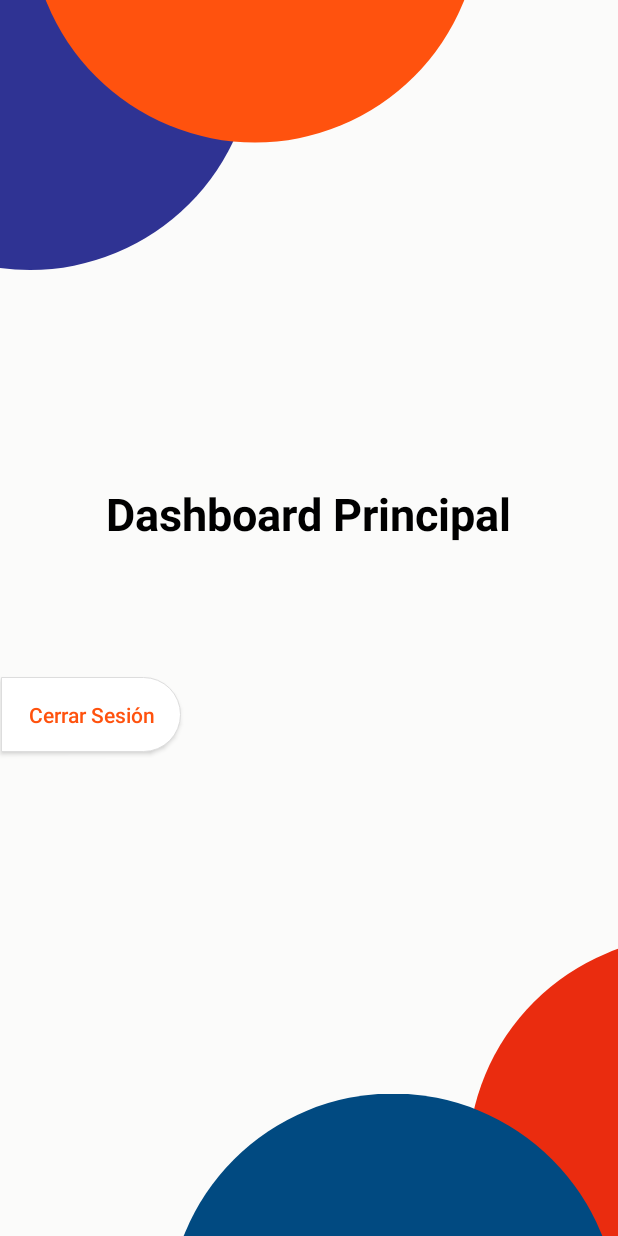
After one commit to NiltonRamosE/aplicaciones_moviles_projects, an Android app: the layout home_layout.xml on its own in the app's theme, with its tools: preview values and no code run, on a phone screen of 412 x 824 dp. The commit adds this screen. Run offline under Robolectric (Android 15) with nearby library versions, the phone set to English and light mode, and no system bars.

Commit message:
feat: login redirect home and logout

```diff
--- a/S01_AuthUI/app/src/main/AndroidManifest.xml
+++ b/S01_AuthUI/app/src/main/AndroidManifest.xml
@@ -22,6 +22,7 @@
             </intent-filter>
         </activity>
         <activity android:name=".RegisterActivity" />
+        <activity android:name=".HomeActivity" />
     </application>
 
 </manifest>
--- /dev/null
+++ b/S01_AuthUI/app/src/main/java/com/example/s01_authui/HomeActivity.java
@@ -0,0 +1,47 @@
+package com.example.s01_authui;
+
+import android.content.Intent;
+import android.content.SharedPreferences;
+import android.os.Bundle;
+import android.view.View;
+import android.widget.Button;
+import android.widget.TextView;
+import android.widget.Toast;
+
+import androidx.appcompat.app.AppCompatActivity;
+
+public class HomeActivity extends AppCompatActivity {
+    @Override
+    protected void onCreate(Bundle savedInstanceState) {
+        super.onCreate(savedInstanceState);
+        setContentView(R.layout.home_layout);
+
+        SharedPreferences prefs = getSharedPreferences("user_prefs", MODE_PRIVATE);
+        String savedUsername = prefs.getString("username", null);
+        String savedEmail = prefs.getString("email", null);
+        String savedPassword = prefs.getString("password", null);
+
+        TextView messageTv = findViewById(R.id.message_welcome_tv);
+
+        String welcome = getString(R.string.welcome_message, savedUsername);
+        messageTv.setText(welcome);
+
+        Button logoutBtn = findViewById(R.id.logout_btn);
+        logoutBtn.setOnClickListener(new View.OnClickListener() {
+            @Override
+            public void onClick(View v) {
+                SharedPreferences prefs = getSharedPreferences("user_prefs", MODE_PRIVATE);
+                SharedPreferences.Editor editor = prefs.edit();
+                editor.clear();
+                editor.apply();
+
+                Toast.makeText(HomeActivity.this, "Cierre de sesión exitoso", Toast.LENGTH_SHORT).show();
+
+                Intent intent = new Intent(HomeActivity.this, MainActivity.class);
+                startActivity(intent);
+
+                finish();
+            }
+        });
+    }
+}
--- a/S01_AuthUI/app/src/main/java/com/example/s01_authui/MainActivity.java
+++ b/S01_AuthUI/app/src/main/java/com/example/s01_authui/MainActivity.java
@@ -40,8 +40,7 @@ public class MainActivity extends AppCompatActivity {
 
                 if (email.equals(savedEmail) && password.equals(savedPassword)) {
                     Toast.makeText(MainActivity.this, "Login exitoso, bienvenido " + prefs.getString("username", null), Toast.LENGTH_SHORT).show();
-                    // Aquí puedes lanzar otra actividad, por ejemplo:
-                    // startActivity(new Intent(this, HomeActivity.class));
+                    startActivity(new Intent(MainActivity.this, HomeActivity.class));
                 } else {
                     Toast.makeText(MainActivity.this, "Usuario o contraseña incorrectos", Toast.LENGTH_SHORT).show();
                 }
--- /dev/null
+++ b/S01_AuthUI/app/src/main/res/layout/home_layout.xml
@@ -0,0 +1,81 @@
+<FrameLayout
+    xmlns:android="http://schemas.android.com/apk/res/android"
+    xmlns:app="http://schemas.android.com/apk/res-auto"
+    android:layout_width="match_parent"
+    android:layout_height="match_parent"
+    android:background="#fbfbfa">
+
+    <View
+        android:layout_width="300dp"
+        android:layout_height="300dp"
+        android:background="@drawable/bubble_egyptian_blue"
+        android:layout_gravity="top|start"
+        android:translationX="-130dp"
+        android:translationY="-120dp" />
+
+    <View
+        android:layout_width="300dp"
+        android:layout_height="300dp"
+        android:background="@drawable/bubble_aerospace_orange"
+        android:layout_gravity="top|start"
+        android:translationX="20dp"
+        android:translationY="-205dp" />
+
+    <View
+        android:layout_width="300dp"
+        android:layout_height="300dp"
+        android:background="@drawable/bubble_chili_red"
+        android:layout_gravity="bottom|end"
+        android:translationX="200dp"
+        android:translationY="100dp" />
+
+    <View
+        android:layout_width="300dp"
+        android:layout_height="300dp"
+        android:background="@drawable/bubble_indigo_dye"
+        android:layout_gravity="bottom|end"
+        android:translationX="0dp"
+        android:translationY="205dp" />
+
+    <LinearLayout
+        android:layout_width="match_parent"
+        android:layout_height="match_parent"
+        android:gravity="center"
+        android:orientation="vertical">
+
+        <TextView
+            android:layout_width="wrap_content"
+            android:layout_height="wrap_content"
+            android:text="@string/home_title"
+            android:textStyle="bold"
+            android:textSize="30sp"
+            android:textColor="@android:color/black"
+            android:layout_marginBottom="24dp"
+            android:gravity="center"
+            android:textAlignment="center"
+            android:layout_gravity="center_horizontal" />
+
+        <TextView
+            android:id="@+id/message_welcome_tv"
+            android:layout_width="wrap_content"
+            android:layout_height="wrap_content"
+            android:textStyle="bold"
+            android:textSize="30sp"
+            android:textColor="@android:color/black"
+            android:layout_marginBottom="24dp"
+            android:gravity="center"
+            android:textAlignment="center"
+            android:layout_gravity="center_horizontal" />
+
+        <androidx.appcompat.widget.AppCompatButton
+            android:id="@+id/logout_btn"
+            android:layout_width="120dp"
+            android:layout_height="50dp"
+            android:text="@string/logout_title"
+            android:layout_marginStart="-145dp"
+            android:textColor="#ff520e"
+            android:textAllCaps="false"
+            android:background="@drawable/button_container_register"/>
+
+    </LinearLayout>
+</FrameLayout>
--- a/S01_AuthUI/app/src/main/res/values/strings.xml
+++ b/S01_AuthUI/app/src/main/res/values/strings.xml
@@ -1,10 +1,13 @@
 <resources>
     <string name="app_name">S01_AuthUI</string>
+    <string name="home_title">Dashboard Principal</string>
     <string name="login_title">Iniciar Sesión</string>
     <string name="register_title">Registrarse</string>
+    <string name="logout_title">Cerrar Sesión</string>
     <string name="input_username">Usuario</string>
     <string name="input_email">Correo Electrónico</string>
     <string name="input_password">Contraseña</string>
     <string name="forgot_password">¿Olvidate tu contraseña?</string>
+    <string name="welcome_message">Bienvenido %1$s</string>
 
 </resources>
```
